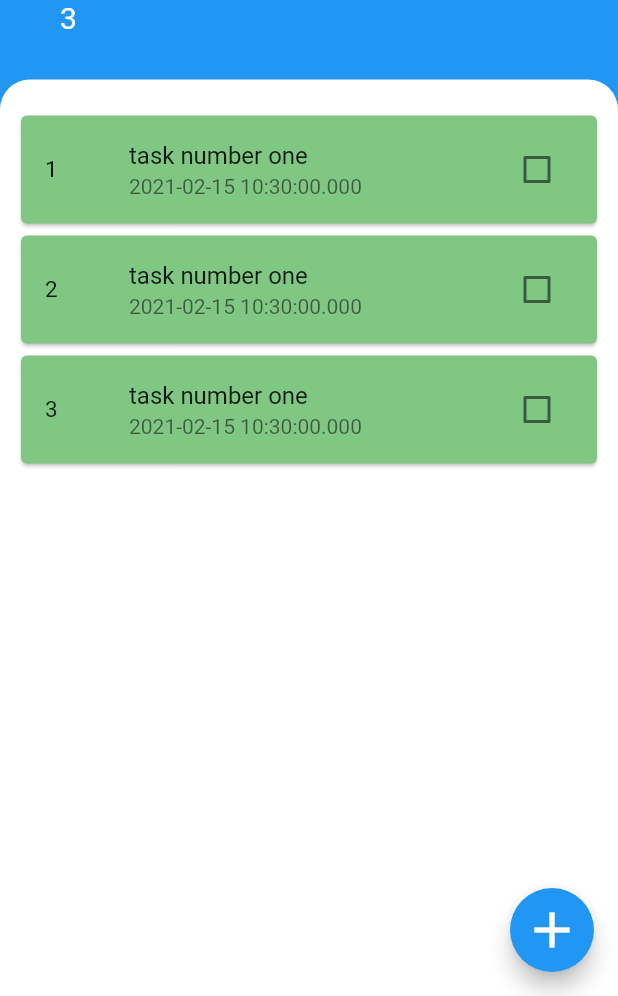
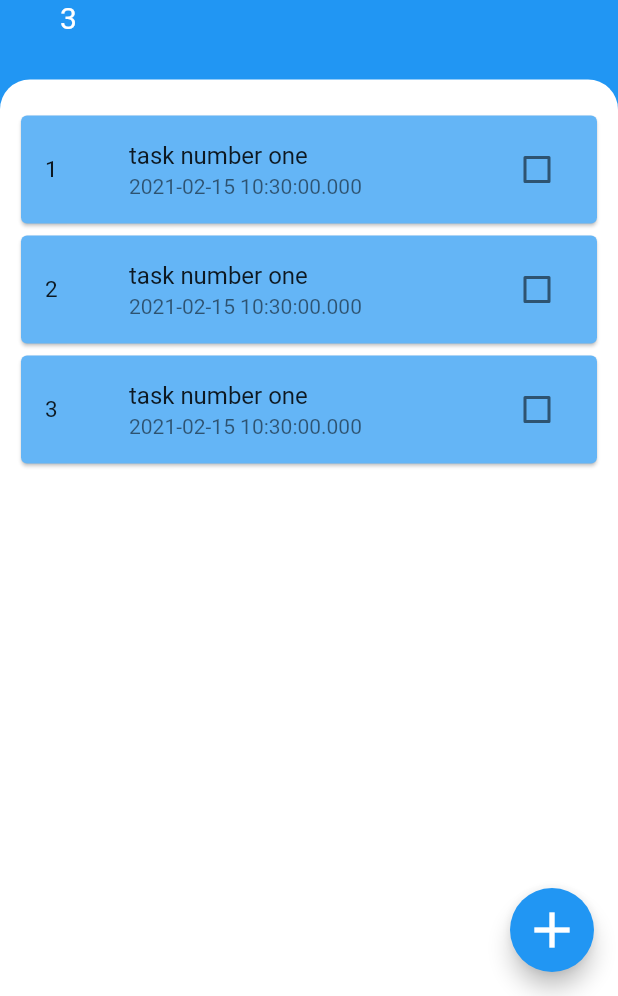
Before and after one commit to bokanian/Todo-App, a Flutter app: the screen it shows after launch, on a phone screen of 412 x 824 dp, the part 240-1236 px from its top. Run offline on Flutter 3.47's test engine with Material 2 defaults, Android fonts, the phone set to English and light mode, and no system bars.

```diff
--- a/lib/task_card.dart
+++ b/lib/task_card.dart
@@ -4,11 +4,9 @@ import 'package:flutter_todo_app/task_tile_widget.dart';
 
 class TaskCard extends StatefulWidget {
   final List<TaskModel> tasks;
-  final Function checkboxController;
 
   TaskCard({
     @required this.tasks,
-    @required this.checkboxController,
   });
 
   @override
@@ -26,7 +24,7 @@ class _TaskCardState extends State<TaskCard> {
                     title: e.title,
                     date: e.date,
                   ),
-                  color: e.isCheck ? Colors.grey : Colors.green.shade300,
+                  color: Colors.blue.shade300,
                 ))
             .toList());
   }
--- a/lib/task_tile_widget.dart
+++ b/lib/task_tile_widget.dart
@@ -17,7 +17,13 @@ class TaskTileWidget extends StatefulWidget {
 
 class _TaskTileWidgetState extends State<TaskTileWidget> {
   bool isChecked = false;
-  Function toggleCheckboxState;
+  void checkboxCallback(bool checkboxState) {
+    setState(() {
+      isChecked = checkboxState;
+      print(isChecked);
+      print(widget.id);
+    });
+  }
 
   @override
   Widget build(BuildContext context) {
@@ -35,31 +41,29 @@ class _TaskTileWidgetState extends State<TaskTileWidget> {
       title: Text(
         widget.title,
         style: TextStyle(
+            color: isChecked ? Colors.red : null,
             decoration: isChecked ? TextDecoration.lineThrough : null),
       ),
       subtitle: Text(widget.date),
       trailing: CheckboxWidget(
-          checkboxState: isChecked,
-          toggleCheckboxState: (bool checkboxState) {
-            setState(() {
-              isChecked = checkboxState;
-              print(isChecked);
-            });
-          }),
+        checkboxState: isChecked,
+        checkboxOnchange: checkboxCallback,
+      ),
     );
   }
 }
 
 class CheckboxWidget extends StatelessWidget {
   final bool checkboxState;
-  final Function toggleCheckboxState;
-  CheckboxWidget({this.checkboxState, this.toggleCheckboxState});
+  final Function checkboxOnchange;
+  CheckboxWidget({this.checkboxState, this.checkboxOnchange});
 
   @override
   Widget build(BuildContext context) {
     return Checkbox(
       value: checkboxState,
-      onChanged: toggleCheckboxState,
+      onChanged: checkboxOnchange,
+      activeColor: Colors.redAccent,
     );
   }
 }
```
Also changed, not shown: lib/model/task_data.dart (added).
